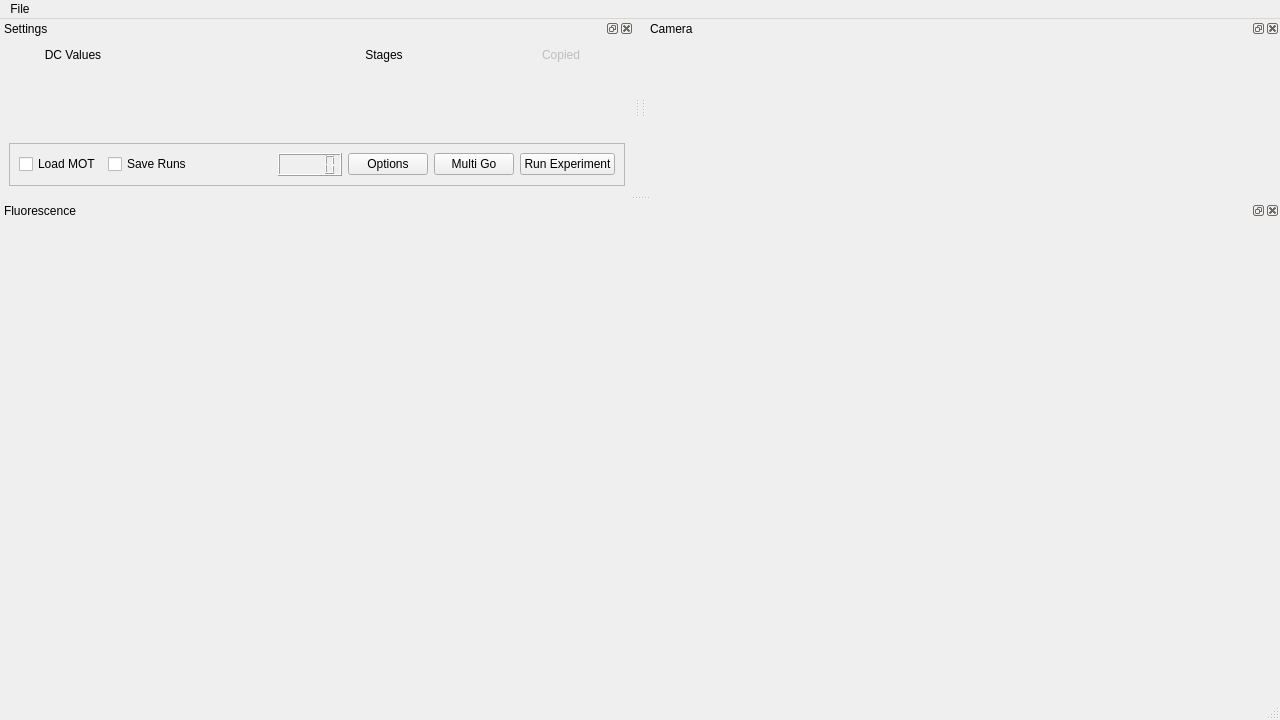
Above: gui.ui from hoogeroo/RbSetup2 before the change. Below: the same form after it.
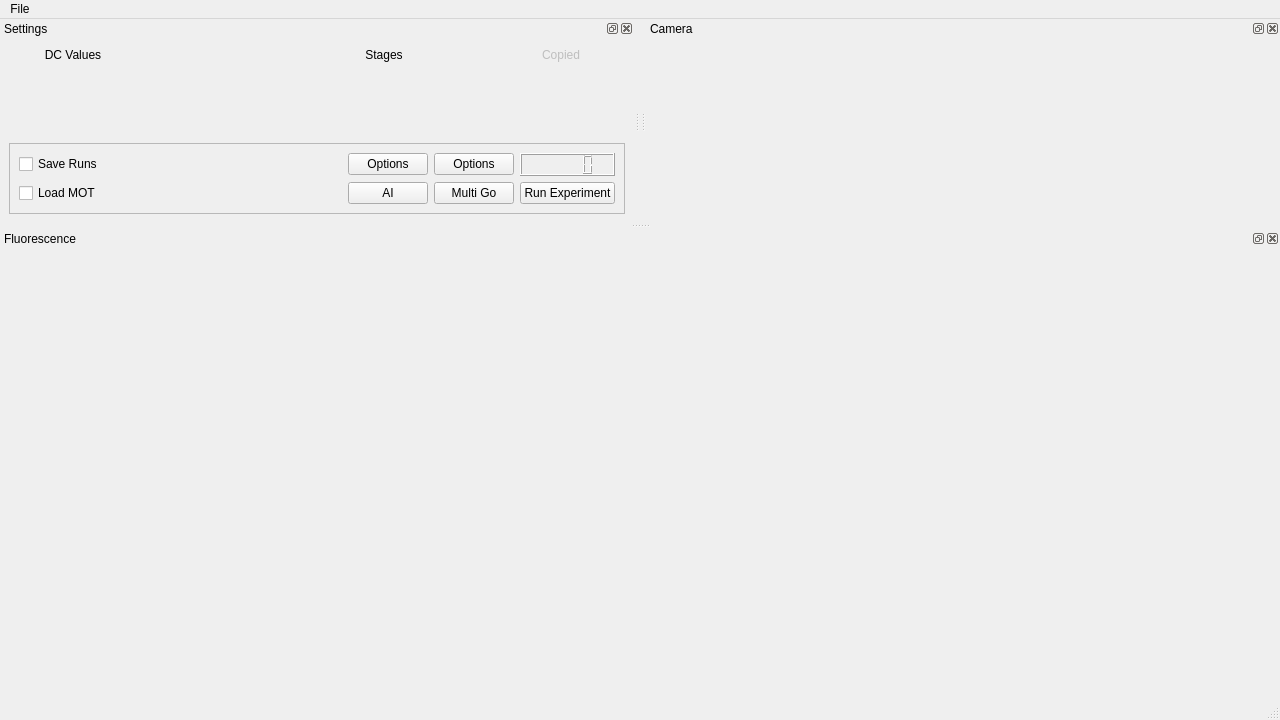
That is the form after the change. Icons and pictures are not drawn.

Commit message: add ai button to gui

Patch:
```diff
--- a/gui.ui
+++ b/gui.ui
@@ -223,50 +223,13 @@
        </property>
        <layout class="QGridLayout" name="gridLayout_2">
         <item row="0" column="5">
-         <widget class="QPushButton" name="multigo">
-          <property name="text">
-           <string>Multi Go</string>
-          </property>
-         </widget>
-        </item>
-        <item row="0" column="6">
-         <widget class="QPushButton" name="run_experiment">
-          <property name="maximumSize">
-           <size>
-            <width>128</width>
-            <height>16777215</height>
-           </size>
-          </property>
-          <property name="text">
-           <string>Run Experiment</string>
-          </property>
-         </widget>
-        </item>
-        <item row="0" column="0">
-         <widget class="QCheckBox" name="load_mot">
-          <property name="text">
-           <string>Load MOT</string>
-          </property>
-         </widget>
-        </item>
-        <item row="0" column="3">
-         <widget class="QLCDNumber" name="fluorescence">
-          <property name="maximumSize">
-           <size>
-            <width>128</width>
-            <height>16777215</height>
-           </size>
-          </property>
-         </widget>
-        </item>
-        <item row="0" column="4">
-         <widget class="QPushButton" name="options">
+         <widget class="QPushButton" name="multigo_options">
           <property name="text">
            <string>Options</string>
           </property>
          </widget>
         </item>
-        <item row="0" column="2">
+        <item row="1" column="2">
          <spacer name="spacer_2">
           <property name="orientation">
            <enum>Qt::Horizontal</enum>
@@ -279,13 +242,64 @@
           </property>
          </spacer>
         </item>
-        <item row="0" column="1">
+        <item row="1" column="6">
+         <widget class="QPushButton" name="run_experiment">
+          <property name="maximumSize">
+           <size>
+            <width>128</width>
+            <height>16777215</height>
+           </size>
+          </property>
+          <property name="text">
+           <string>Run Experiment</string>
+          </property>
+         </widget>
+        </item>
+        <item row="1" column="5">
+         <widget class="QPushButton" name="multigo">
+          <property name="text">
+           <string>Multi Go</string>
+          </property>
+         </widget>
+        </item>
+        <item row="1" column="0">
+         <widget class="QCheckBox" name="load_mot">
+          <property name="text">
+           <string>Load MOT</string>
+          </property>
+         </widget>
+        </item>
+        <item row="0" column="0">
          <widget class="QCheckBox" name="save_runs">
           <property name="text">
            <string>Save Runs</string>
           </property>
          </widget>
         </item>
+        <item row="1" column="4">
+         <widget class="QPushButton" name="ai">
+          <property name="text">
+           <string>AI</string>
+          </property>
+         </widget>
+        </item>
+        <item row="0" column="4">
+         <widget class="QPushButton" name="ai_options">
+          <property name="text">
+           <string>Options</string>
+          </property>
+         </widget>
+        </item>
+        <item row="0" column="6">
+         <widget class="QLCDNumber" name="fluorescence">
+          <property name="maximumSize">
+           <size>
+            <width>128</width>
+            <height>16777215</height>
+           </size>
+          </property>
+         </widget>
+        </item>
        </layout>
       </widget>
      </item>
@@ -293,6 +307,9 @@
    </widget>
   </widget>
   <widget class="QDockWidget" name="fluorescence_dock">
+   <property name="enabled">
+    <bool>true</bool>
+   </property>
    <property name="windowTitle">
     <string>Fluorescence</string>
    </property>
```
Left out of the diff: 4 changed lines with no effect on the pictures. The commit also changes 2 other files.
